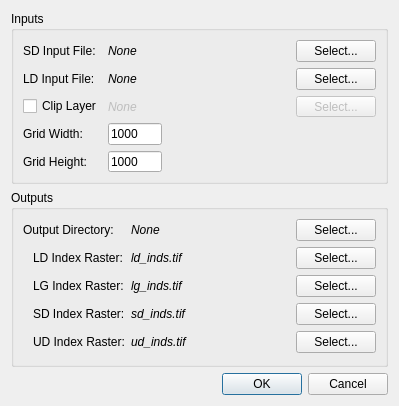
NETL-RIC/URC-Assessment-Method, file QTForms/RunGridDlg.ui: the form before one commit.
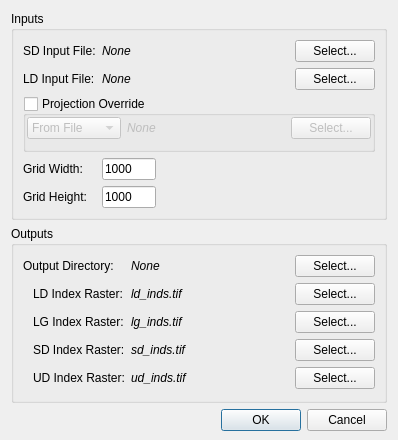
The form after the commit. Custom widgets are drawn as their Qt base class.

Commit message: added some tweaks to support layer-based clipping, and EPSG code as used by CAB

```diff
--- a/QTForms/RunGridDlg.ui
+++ b/QTForms/RunGridDlg.ui
@@ -6,32 +6,186 @@
    <rect>
     <x>0</x>
     <y>0</y>
-    <width>399</width>
-    <height>391</height>
+    <width>398</width>
+    <height>440</height>
    </rect>
   </property>
   <property name="windowTitle">
    <string>Create PE Grid</string>
   </property>
   <layout class="QVBoxLayout" name="verticalLayout">
+   <property name="bottomMargin">
+    <number>9</number>
+   </property>
    <item>
     <widget class="QGroupBox" name="groupBox">
      <property name="title">
       <string>Inputs</string>
      </property>
-     <layout class="QGridLayout" name="gridLayout" columnstretch="0,1,0">
+     <layout class="QGridLayout" name="gridLayout" columnstretch="0,0,0">
       <property name="sizeConstraint">
        <enum>QLayout::SetMaximumSize</enum>
       </property>
-      <item row="2" column="0">
-       <widget class="QCheckBox" name="clipLayerCB">
-        <property name="text">
-         <string>Clip Layer</string>
+      <item row="2" column="0" colspan="3">
+       <widget class="QGroupBox" name="projBox">
+        <property name="sizePolicy">
+         <sizepolicy hsizetype="Preferred" vsizetype="Maximum">
+          <horstretch>0</horstretch>
+          <verstretch>0</verstretch>
+         </sizepolicy>
         </property>
+        <property name="title">
+         <string>Projection Override</string>
+        </property>
+        <property name="checkable">
+         <bool>true</bool>
+        </property>
+        <property name="checked">
+         <bool>false</bool>
+        </property>
+        <layout class="QHBoxLayout" name="horizontalLayout" stretch="0,0">
+         <property name="leftMargin">
+          <number>1</number>
+         </property>
+         <property name="topMargin">
+          <number>1</number>
+         </property>
+         <property name="rightMargin">
+          <number>1</number>
+         </property>
+         <property name="bottomMargin">
+          <number>10</number>
+         </property>
+         <item>
+          <widget class="QComboBox" name="projCombo">
+           <property name="sizePolicy">
+            <sizepolicy hsizetype="Minimum" vsizetype="Fixed">
+             <horstretch>0</horstretch>
+             <verstretch>0</verstretch>
+            </sizepolicy>
+           </property>
+           <property name="minimumSize">
+            <size>
+             <width>80</width>
+             <height>0</height>
+            </size>
+           </property>
+           <item>
+            <property name="text">
+             <string>From File</string>
+            </property>
+           </item>
+           <item>
+            <property name="text">
+             <string>From EPSG</string>
+            </property>
+           </item>
+          </widget>
+         </item>
+         <item>
+          <widget class="QStackedWidget" name="projStack">
+           <property name="sizePolicy">
+            <sizepolicy hsizetype="Preferred" vsizetype="Maximum">
+             <horstretch>0</horstretch>
+             <verstretch>0</verstretch>
+            </sizepolicy>
+           </property>
+           <property name="currentIndex">
+            <number>0</number>
+           </property>
+           <widget class="QWidget" name="page">
+            <layout class="QHBoxLayout" name="horizontalLayout_2">
+             <property name="leftMargin">
+              <number>0</number>
+             </property>
+             <property name="topMargin">
+              <number>0</number>
+             </property>
+             <property name="rightMargin">
+              <number>0</number>
+             </property>
+             <property name="bottomMargin">
+              <number>0</number>
+             </property>
+             <item>
+              <widget class="ElideLabel" name="projFileLbl">
+               <property name="enabled">
+                <bool>false</bool>
+               </property>
+               <property name="sizePolicy">
+                <sizepolicy hsizetype="MinimumExpanding" vsizetype="Preferred">
+                 <horstretch>0</horstretch>
+                 <verstretch>0</verstretch>
+                </sizepolicy>
+               </property>
+               <property name="font">
+                <font>
+                 <italic>true</italic>
+                </font>
+               </property>
+               <property name="text">
+                <string>None</string>
+               </property>
+              </widget>
+             </item>
+             <item>
+              <widget class="QPushButton" name="projFileButton">
+               <property name="enabled">
+                <bool>false</bool>
+               </property>
+               <property name="text">
+                <string>Select...</string>
+               </property>
+              </widget>
+             </item>
+            </layout>
+           </widget>
+           <widget class="QWidget" name="page_2">
+            <layout class="QHBoxLayout" name="horizontalLayout_3">
+             <property name="leftMargin">
+              <number>0</number>
+             </property>
+             <property name="topMargin">
+              <number>0</number>
+             </property>
+             <property name="rightMargin">
+              <number>0</number>
+             </property>
+             <property name="bottomMargin">
+              <number>0</number>
+             </property>
+             <item>
+              <widget class="QLineEdit" name="epsgField">
+               <property name="sizePolicy">
+                <sizepolicy hsizetype="Maximum" vsizetype="Fixed">
+                 <horstretch>0</horstretch>
+                 <verstretch>0</verstretch>
+                </sizepolicy>
+               </property>
+              </widget>
+             </item>
+             <item>
+              <spacer name="horizontalSpacer">
+               <property name="orientation">
+                <enum>Qt::Horizontal</enum>
+               </property>
+               <property name="sizeHint" stdset="0">
+                <size>
+                 <width>40</width>
+                 <height>20</height>
+                </size>
+               </property>
+              </spacer>
+             </item>
+            </layout>
+           </widget>
+          </widget>
+         </item>
+        </layout>
        </widget>
       </item>
-      <item row="1" column="1">
-       <widget class="ElideLabel" name="ldInputLbl">
+      <item row="0" column="1">
+       <widget class="ElideLabel" name="sdInputLbl">
         <property name="sizePolicy">
          <sizepolicy hsizetype="MinimumExpanding" vsizetype="Preferred">
           <horstretch>0</horstretch>
@@ -48,72 +202,23 @@
         </property>
        </widget>
       </item>
-      <item row="2" column="2">
-       <widget class="QPushButton" name="clipLayerButton">
-        <property name="enabled">
-         <bool>false</bool>
-        </property>
+      <item row="1" column="2">
+       <widget class="QPushButton" name="ldInputButton">
         <property name="text">
          <string>Select...</string>
         </property>
        </widget>
       </item>
-      <item row="4" column="1">
-       <widget class="QLineEdit" name="heightField">
+      <item row="0" column="0">
+       <widget class="QLabel" name="label_3">
         <property name="sizePolicy">
-         <sizepolicy hsizetype="Maximum" vsizetype="Fixed">
+         <sizepolicy hsizetype="Maximum" vsizetype="Preferred">
           <horstretch>0</horstretch>
           <verstretch>0</verstretch>
          </sizepolicy>
         </property>
-        <property name="maximumSize">
-         <size>
-          <width>54</width>
-          <height>16777215</height>
-         </size>
-        </property>
         <property name="text">
-         <string>1000</string>
-        </property>
-       </widget>
-      </item>
-      <item row="2" column="1">
-       <widget class="ElideLabel" name="clipLayerLbl">
-        <property name="enabled">
-         <bool>false</bool>
-        </property>
-        <property name="sizePolicy">
-         <sizepolicy hsizetype="MinimumExpanding" vsizetype="Preferred">
-          <horstretch>0</horstretch>
-          <verstretch>0</verstretch>
-         </sizepolicy>
-        </property>
-        <property name="font">
-         <font>
-          <italic>true</italic>
-         </font>
-        </property>
-        <property name="text">
-         <string>None</string>
-        </property>
-       </widget>
-      </item>
-      <item row="3" column="1">
-       <widget class="QLineEdit" name="widthField">
-        <property name="sizePolicy">
-         <sizepolicy hsizetype="Maximum" vsizetype="Fixed">
-          <horstretch>0</horstretch>
-          <verstretch>0</verstretch>
-         </sizepolicy>
-        </property>
-        <property name="maximumSize">
-         <size>
-          <width>54</width>
-          <height>16777215</height>
-         </size>
-        </property>
-        <property name="text">
-         <string>1000</string>
+         <string>SD Input File:</string>
         </property>
        </widget>
       </item>
@@ -130,6 +235,25 @@
         </property>
        </widget>
       </item>
+      <item row="3" column="1">
+       <widget class="QLineEdit" name="widthField">
+        <property name="sizePolicy">
+         <sizepolicy hsizetype="Maximum" vsizetype="Fixed">
+          <horstretch>0</horstretch>
+          <verstretch>0</verstretch>
+         </sizepolicy>
+        </property>
+        <property name="maximumSize">
+         <size>
+          <width>54</width>
+          <height>16777215</height>
+         </size>
+        </property>
+        <property name="text">
+         <string>1000</string>
+        </property>
+       </widget>
+      </item>
       <item row="0" column="2">
        <widget class="QPushButton" name="sdInputButton">
         <property name="text">
@@ -137,24 +261,6 @@
         </property>
        </widget>
       </item>
-      <item row="0" column="1">
-       <widget class="ElideLabel" name="sdInputLbl">
-        <property name="sizePolicy">
-         <sizepolicy hsizetype="MinimumExpanding" vsizetype="Preferred">
-          <horstretch>0</horstretch>
-          <verstretch>0</verstretch>
-         </sizepolicy>
-        </property>
-        <property name="font">
-         <font>
-          <italic>true</italic>
-         </font>
-        </property>
-        <property name="text">
-         <string>None</string>
-        </property>
-       </widget>
-      </item>
       <item row="4" column="0">
        <widget class="QLabel" name="label_2">
         <property name="text">
@@ -162,19 +268,6 @@
         </property>
        </widget>
       </item>
-      <item row="0" column="0">
-       <widget class="QLabel" name="label_3">
-        <property name="sizePolicy">
-         <sizepolicy hsizetype="Maximum" vsizetype="Preferred">
-          <horstretch>0</horstretch>
-          <verstretch>0</verstretch>
-         </sizepolicy>
-        </property>
-        <property name="text">
-         <string>SD Input File:</string>
-        </property>
-       </widget>
-      </item>
       <item row="1" column="0">
        <widget class="QLabel" name="label_6">
         <property name="sizePolicy">
@@ -188,10 +281,40 @@
         </property>
        </widget>
       </item>
-      <item row="1" column="2">
-       <widget class="QPushButton" name="ldInputButton">
+      <item row="4" column="1">
+       <widget class="QLineEdit" name="heightField">
+        <property name="sizePolicy">
+         <sizepolicy hsizetype="Maximum" vsizetype="Fixed">
+          <horstretch>0</horstretch>
+          <verstretch>0</verstretch>
+         </sizepolicy>
+        </property>
+        <property name="maximumSize">
+         <size>
+          <width>54</width>
+          <height>16777215</height>
+         </size>
+        </property>
         <property name="text">
-         <string>Select...</string>
+         <string>1000</string>
+        </property>
+       </widget>
+      </item>
+      <item row="1" column="1">
+       <widget class="ElideLabel" name="ldInputLbl">
+        <property name="sizePolicy">
+         <sizepolicy hsizetype="MinimumExpanding" vsizetype="Preferred">
+          <horstretch>0</horstretch>
+          <verstretch>0</verstretch>
+         </sizepolicy>
+        </property>
+        <property name="font">
+         <font>
+          <italic>true</italic>
+         </font>
+        </property>
+        <property name="text">
+         <string>None</string>
         </property>
        </widget>
       </item>
```
The commit also changes 16 other files.
